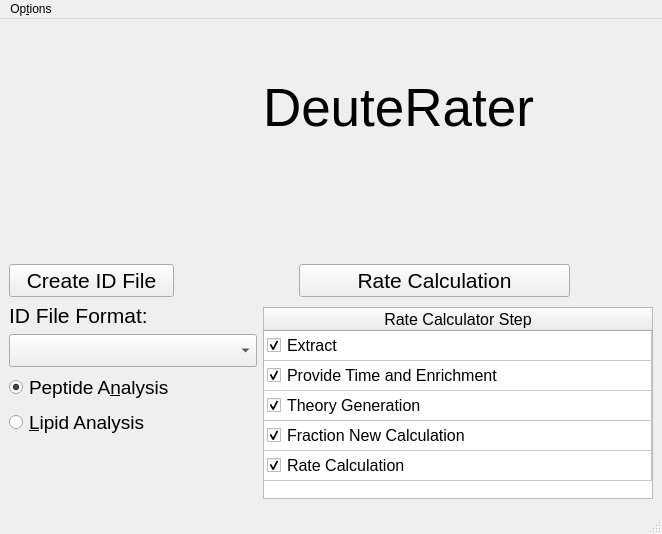
First picture: the form in ui_files/Main_Menu.ui, repository JC-Price/DeuteRater, before the edit.
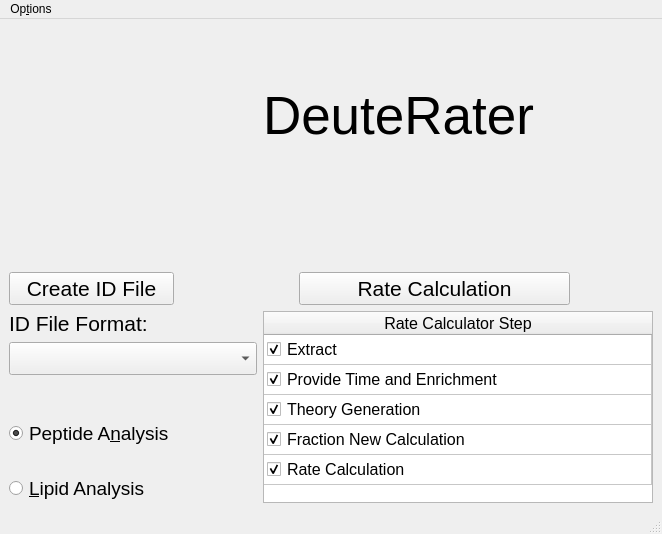
Second picture: the form after the edit. Icons and pictures are not drawn.

```diff
--- a/ui_files/Main_Menu.ui
+++ b/ui_files/Main_Menu.ui
@@ -178,7 +178,7 @@
       </property>
      </widget>
     </item>
-    <item row="9" column="0" colspan="2">
+    <item row="11" column="0" colspan="2">
      <widget class="QRadioButton" name="PeptideButton">
       <property name="font">
        <font>
@@ -193,7 +193,7 @@
       </property>
      </widget>
     </item>
-    <item row="10" column="0" colspan="2">
+    <item row="12" column="0" colspan="2">
      <widget class="QRadioButton" name="LipidButton">
       <property name="font">
        <font>
```
